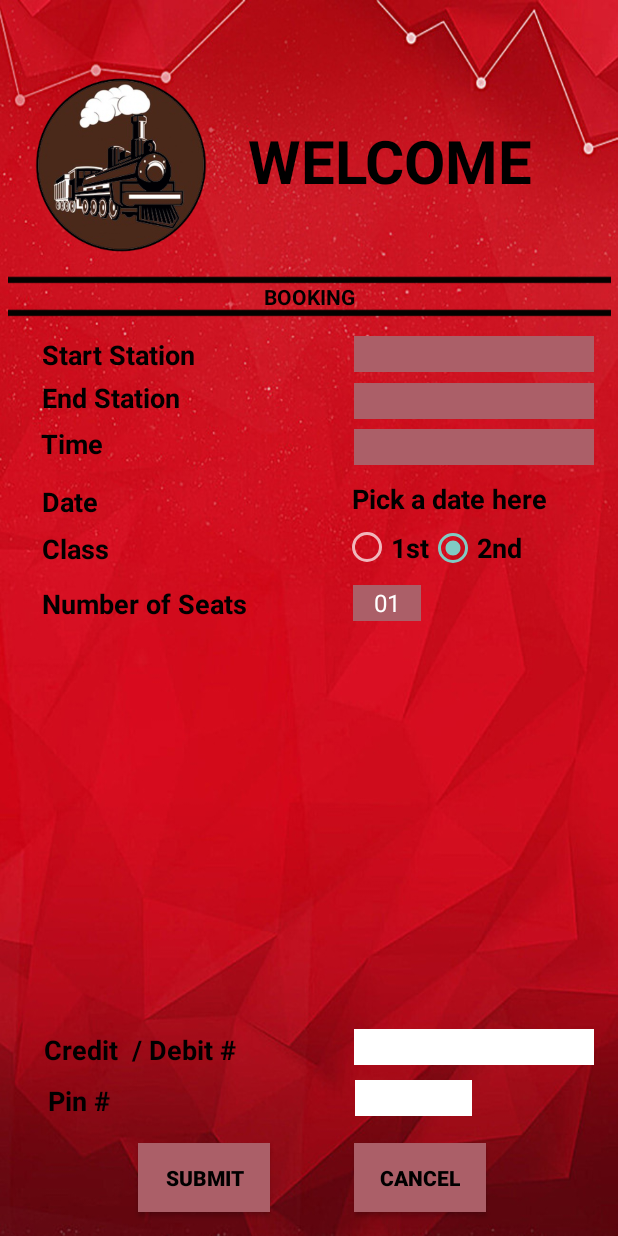
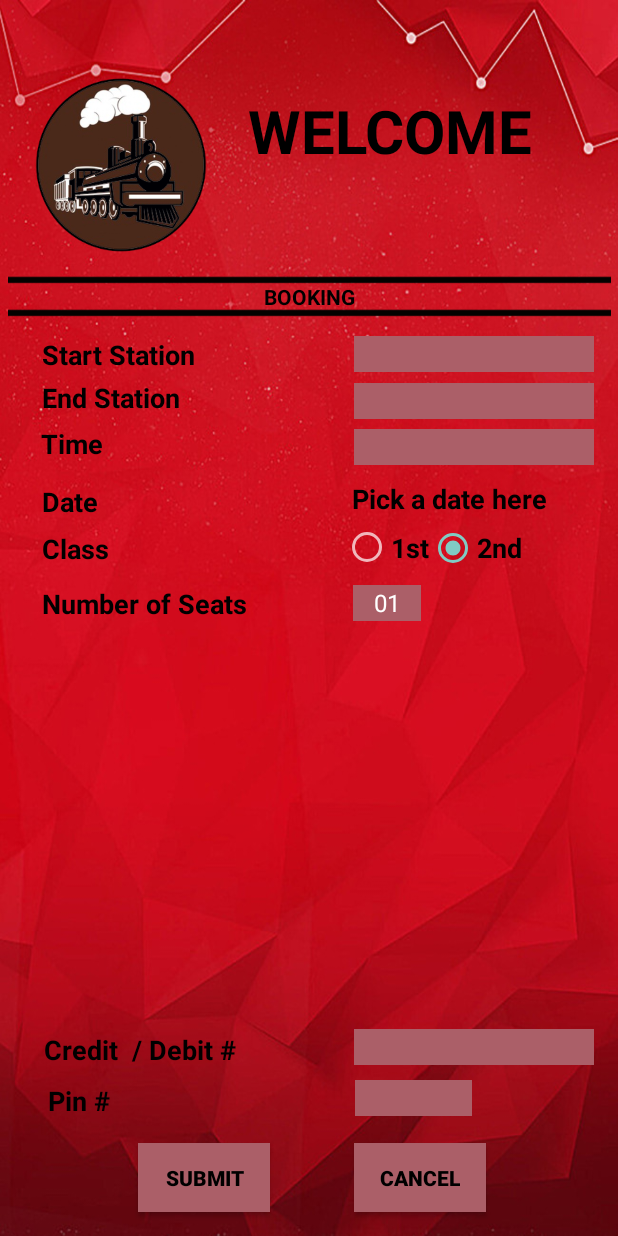
Before and after one commit to prasanthse/TrackBook, an Android app: the HomeActivity screen opened directly, with no data from a screen before it, after a tap on an icon or button, on a phone screen of 412 x 824 dp. Run offline under Robolectric (Android 15) with nearby library versions, the phone set to English and light mode, and no system bars; our stand-ins replace Firebase (no records; nobody signed in at launch, a user with empty details on screens opened directly).

Commit message:
passing user Name through activities is done

```diff
--- a/app/src/main/java/com/se15026/prasanth/trackbook/BookingActivity.java
+++ b/app/src/main/java/com/se15026/prasanth/trackbook/BookingActivity.java
@@ -30,6 +30,7 @@ import com.google.firebase.database.ValueEventListener;
 
 import java.util.ArrayList;
 import java.util.Calendar;
+import java.util.List;
 
 public class BookingActivity extends AppCompatActivity{
 
@@ -40,6 +41,7 @@ public class BookingActivity extends AppCompatActivity{
     private Spinner time;
     private Spinner seats;
     private TextView date;
+    private TextView name;
     private EditText card;
     private EditText pin;
     private RadioGroup radioGroup;
@@ -47,17 +49,15 @@ public class BookingActivity extends AppCompatActivity{
 
     private DatabaseReference databaseReference;
 
-    ArrayList<String> stationsList;
-    ArrayList<String> timeList;
-    ArrayAdapter<String> stationAdapter;
-    ArrayAdapter<CharSequence> seatAmount;
+    private List<String> stationsList;
+    private List<String> timeList;
+    private ArrayAdapter<String> stationAdapter;
+    private ArrayAdapter<CharSequence> seatAmount;
 
     BookingInfo bookingInfo = new BookingInfo();
 
     private String startStation;
     private String endStation;
-    private int stationNumber = 1; //to identify the station key
-    private String testStationName; //to declare station name
     private String receivedCardNumber = null;
     private String receivedPinNumber = null;
 
@@ -80,6 +80,14 @@ public class BookingActivity extends AppCompatActivity{
         pin = (EditText) findViewById(R.id.pinNumber);
         date = (TextView) findViewById(R.id.date);
         radioGroup = (RadioGroup) findViewById(R.id.radioGroup);
+        name = (TextView) findViewById(R.id.userNameBooking);
+
+        Bundle extras = getIntent().getExtras();
+        if(extras != null){
+            name.setText(extras.getString("userName"));
+            bookingInfo.setName(name.getText().toString().trim());
+        }
+
         stationsList = new ArrayList<String>();
 
         stationAdapter = new ArrayAdapter<String>(this, android.R.layout.simple_spinner_item, stationsList);
@@ -106,8 +114,13 @@ public class BookingActivity extends AppCompatActivity{
             @Override
             public void onClick(View v) {
                 checkButton();//call function to get the value of selected radio button
-                Intent intent = new Intent(BookingActivity.this, HomeActivity.class);
-                createAlertBox("Are you sure to submit?", "Your Booking was successful", intent);
+
+                if(date.getText().equals(null) || card.getText().equals(null) || pin.getText().equals(null)){
+                    toastMessage("Please fill all the fields");
+                }else{
+                    Intent intent = new Intent(BookingActivity.this, HomeActivity.class);
+                    createAlertBox("Are you sure to submit?", "Your Booking was successful", intent);
+                }
             }
         });
 
@@ -282,8 +295,8 @@ public class BookingActivity extends AppCompatActivity{
         String classValue = String.valueOf(radioButton.getText());
 
         bookingInfo.setBookedClass(classValue);
-        toastMessage(classValue);
     }
+
 /*
     //function to check whether the start and end station are same or different
     public void stationValidation(){
--- a/app/src/main/java/com/se15026/prasanth/trackbook/HomeActivity.java
+++ b/app/src/main/java/com/se15026/prasanth/trackbook/HomeActivity.java
@@ -20,6 +20,8 @@ public class HomeActivity extends AppCompatActivity {
     private ImageButton logoutBtn;
     private ImageButton qrScannerBtn;
 
+    private String userName;
+
     @Override
     protected void onCreate(Bundle savedInstanceState) {
         super.onCreate(savedInstanceState);
@@ -29,6 +31,11 @@ public class HomeActivity extends AppCompatActivity {
         historyBtn = (ImageButton) findViewById(R.id.history);
         logoutBtn = (ImageButton) findViewById(R.id.logout);
         qrScannerBtn = (ImageButton) findViewById(R.id.qrScanner);
+
+        Bundle extras = getIntent().getExtras();
+        if(extras != null){
+            setUserName(extras.getString("loginName"));
+        }
 
         enterNewActivity();//call all the function which related to onclick events
     }
@@ -40,6 +47,7 @@ public class HomeActivity extends AppCompatActivity {
             @Override
             public void onClick(View v) {
                 Intent intent = new Intent(HomeActivity.this, BookingActivity.class);
+                intent.putExtra("userName", getUserName());
                 startActivity(intent);
             }
         });
@@ -48,6 +56,7 @@ public class HomeActivity extends AppCompatActivity {
             @Override
             public void onClick(View v) {
                 Intent intent = new Intent(HomeActivity.this, HistoryActivity.class);
+                intent.putExtra("userName", getUserName());
                 startActivity(intent);
             }
         });
@@ -119,4 +128,12 @@ public class HomeActivity extends AppCompatActivity {
             super.onActivityResult(requestCode, resultCode, data);
         }
     }
+
+    public String getUserName() {
+        return userName;
+    }
+
+    public void setUserName(String userName) {
+        this.userName = userName;
+    }
 }
--- a/app/src/main/res/layout/activity_booking.xml
+++ b/app/src/main/res/layout/activity_booking.xml
@@ -40,7 +40,7 @@
         android:layout_height="50dp"
         android:layout_marginStart="8dp"
         android:layout_marginLeft="8dp"
-        android:layout_marginTop="80dp"
+        android:layout_marginTop="60dp"
         android:layout_marginEnd="16dp"
         android:layout_marginRight="16dp"
         android:text="WELCOME"
@@ -279,7 +279,8 @@
         android:layout_marginEnd="16dp"
         android:layout_marginRight="16dp"
         android:layout_marginBottom="112dp"
-        android:background="@color/colorPrimary"
+        android:background="@color/colorPrimaryDark"
+        android:textColor="@color/colorAccent"
         android:ems="10"
         android:inputType="number"
         app:layout_constraintBottom_toBottomOf="parent"
@@ -297,7 +298,8 @@
         android:layout_marginEnd="97dp"
         android:layout_marginRight="97dp"
         android:layout_marginBottom="80dp"
-        android:background="@color/colorPrimary"
+        android:background="@color/colorPrimaryDark"
+        android:textColor="@color/colorAccent"
         android:ems="10"
         android:inputType="number"
         app:layout_constraintBottom_toBottomOf="parent"
@@ -314,6 +316,7 @@
         android:layout_marginEnd="16dp"
         android:layout_marginRight="16dp"
         android:background="@color/colorPrimaryDark"
+        android:textColor="@color/colorAccent"
         app:layout_constraintEnd_toEndOf="parent"
         app:layout_constraintTop_toTopOf="parent"></Spinner>
 
@@ -353,6 +356,7 @@
         android:layout_marginEnd="131dp"
         android:layout_marginRight="131dp"
         android:background="@color/colorPrimaryDark"
+        android:textColor="@color/colorAccent"
         android:spinnerMode="dropdown"
         android:textAlignment="center"
         app:layout_constraintEnd_toEndOf="parent"
@@ -376,4 +380,24 @@
         app:layout_constraintStart_toStartOf="parent"
         app:layout_constraintTop_toTopOf="parent" />
 
+    <TextView
+        android:id="@+id/userNameBooking"
+        android:layout_width="190dp"
+        android:layout_height="25dp"
+        android:layout_marginStart="3dp"
+        android:layout_marginLeft="3dp"
+        android:layout_marginTop="8dp"
+        android:layout_marginEnd="8dp"
+        android:layout_marginRight="8dp"
+        android:layout_marginBottom="8dp"
+        android:gravity="center"
+        android:textSize="18sp"
+        android:textStyle="bold"
+        app:layout_constraintBottom_toTopOf="@+id/lineOne"
+        app:layout_constraintEnd_toEndOf="parent"
+        app:layout_constraintHorizontal_bias="0.384"
+        app:layout_constraintStart_toEndOf="@+id/imageView3"
+        app:layout_constraintTop_toBottomOf="@+id/welcomeTitle"
+        app:layout_constraintVertical_bias="0.588" />
+
 </android.support.constraint.ConstraintLayout>
```
Also changed, not shown: app/src/main/java/com/se15026/prasanth/trackbook/HistoryActivity.java (+9 -2 lines), app/src/main/java/com/se15026/prasanth/trackbook/LoginActivity.java (+5 -2 lines), app/src/main/res/layout/activity_history.xml (+21 -1 lines), app/src/main/res/layout/activity_qr_scan.xml (+0 -30 lines).
